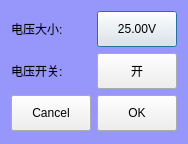
First picture: the form in UiFiles/clsHightVoltage.ui, repository caicaiking/WKELightWave, before the edit.
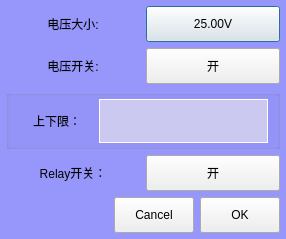
Second picture: the form after the edit. Custom widgets are drawn as their Qt base class.

```diff
--- a/UiFiles/clsHightVoltage.ui
+++ b/UiFiles/clsHightVoltage.ui
@@ -6,8 +6,8 @@
    <rect>
     <x>0</x>
     <y>0</y>
-    <width>182</width>
-    <height>144</height>
+    <width>286</width>
+    <height>239</height>
    </rect>
   </property>
   <property name="windowTitle">
@@ -19,7 +19,19 @@
 	background-color:rgb(150,150,251);
 }</string>
   </property>
-  <layout class="QGridLayout" name="gridLayout">
+  <layout class="QGridLayout" name="gridLayout_2">
+   <property name="leftMargin">
+    <number>6</number>
+   </property>
+   <property name="topMargin">
+    <number>6</number>
+   </property>
+   <property name="rightMargin">
+    <number>6</number>
+   </property>
+   <property name="bottomMargin">
+    <number>6</number>
+   </property>
    <item row="0" column="0">
     <layout class="QHBoxLayout" name="horizontalLayout">
      <item>
@@ -30,6 +42,9 @@
        <property name="text">
         <string>电压大小:</string>
        </property>
+       <property name="alignment">
+        <set>Qt::AlignCenter</set>
+       </property>
       </widget>
      </item>
      <item>
@@ -60,6 +75,9 @@
        <property name="text">
         <string>电压开关:</string>
        </property>
+       <property name="alignment">
+        <set>Qt::AlignCenter</set>
+       </property>
       </widget>
      </item>
      <item>
@@ -81,6 +99,110 @@
     </layout>
    </item>
    <item row="2" column="0">
+    <widget class="QGroupBox" name="groupBox">
+     <property name="styleSheet">
+      <string notr="true">font: 12pt &quot;楷体&quot;;</string>
+     </property>
+     <property name="title">
+      <string/>
+     </property>
+     <layout class="QGridLayout" name="gridLayout">
+      <property name="topMargin">
+       <number>3</number>
+      </property>
+      <property name="bottomMargin">
+       <number>3</number>
+      </property>
+      <property name="spacing">
+       <number>3</number>
+      </property>
+      <item row="0" column="0">
+       <widget class="QLabel" name="label_3">
+        <property name="maximumSize">
+         <size>
+          <width>78</width>
+          <height>16777215</height>
+         </size>
+        </property>
+        <property name="styleSheet">
+         <string notr="true">font: 15pt &quot;楷体&quot;;</string>
+        </property>
+        <property name="text">
+         <string>上下限：</string>
+        </property>
+        <property name="alignment">
+         <set>Qt::AlignCenter</set>
+        </property>
+       </widget>
+      </item>
+      <item row="0" column="1">
+       <widget class="clsLabel" name="labelLimit">
+        <property name="minimumSize">
+         <size>
+          <width>43</width>
+          <height>43</height>
+         </size>
+        </property>
+        <property name="styleSheet">
+         <string notr="true">QLabel
+{
+	
+	
+	background-color: rgb(203, 201, 239);
+	border:1px solid rgb(255, 255, 255);
+}</string>
+        </property>
+        <property name="text">
+         <string/>
+        </property>
+        <property name="alignment">
+         <set>Qt::AlignCenter</set>
+        </property>
+       </widget>
+      </item>
+     </layout>
+    </widget>
+   </item>
+   <item row="3" column="0">
+    <layout class="QHBoxLayout" name="horizontalLayout_5">
+     <item>
+      <widget class="QLabel" name="label_5">
+       <property name="maximumSize">
+        <size>
+         <width>888888</width>
+         <height>16777215</height>
+        </size>
+       </property>
+       <property name="styleSheet">
+        <string notr="true">font: 12pt &quot;楷体&quot;;</string>
+       </property>
+       <property name="text">
+        <string>Relay开关：</string>
+       </property>
+       <property name="alignment">
+        <set>Qt::AlignCenter</set>
+       </property>
+      </widget>
+     </item>
+     <item>
+      <widget class="QPushButton" name="btnRelay">
+       <property name="minimumSize">
+        <size>
+         <width>0</width>
+         <height>36</height>
+        </size>
+       </property>
+       <property name="styleSheet">
+        <string notr="true">font: 12pt &quot;楷体&quot;;</string>
+       </property>
+       <property name="text">
+        <string>开</string>
+       </property>
+      </widget>
+     </item>
+    </layout>
+   </item>
+   <item row="4" column="0">
     <layout class="QHBoxLayout" name="horizontalLayout_3">
      <item>
       <spacer name="horizontalSpacer">
@@ -131,6 +253,13 @@
    </item>
   </layout>
  </widget>
+ <customwidgets>
+  <customwidget>
+   <class>clsLabel</class>
+   <extends>QLabel</extends>
+   <header location="global">clsLabel.h</header>
+  </customwidget>
+ </customwidgets>
  <resources/>
  <connections/>
 </ui>
```
